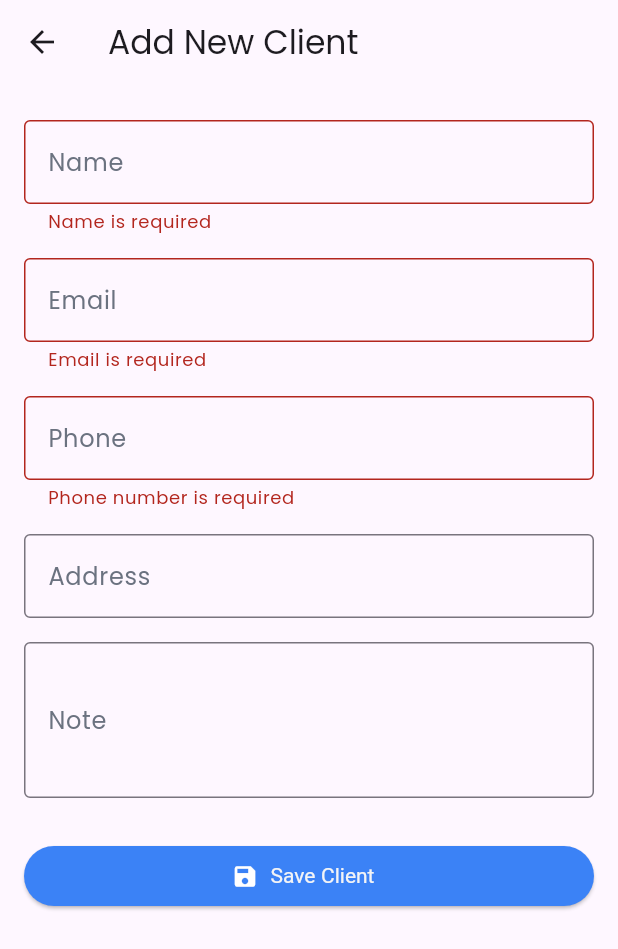
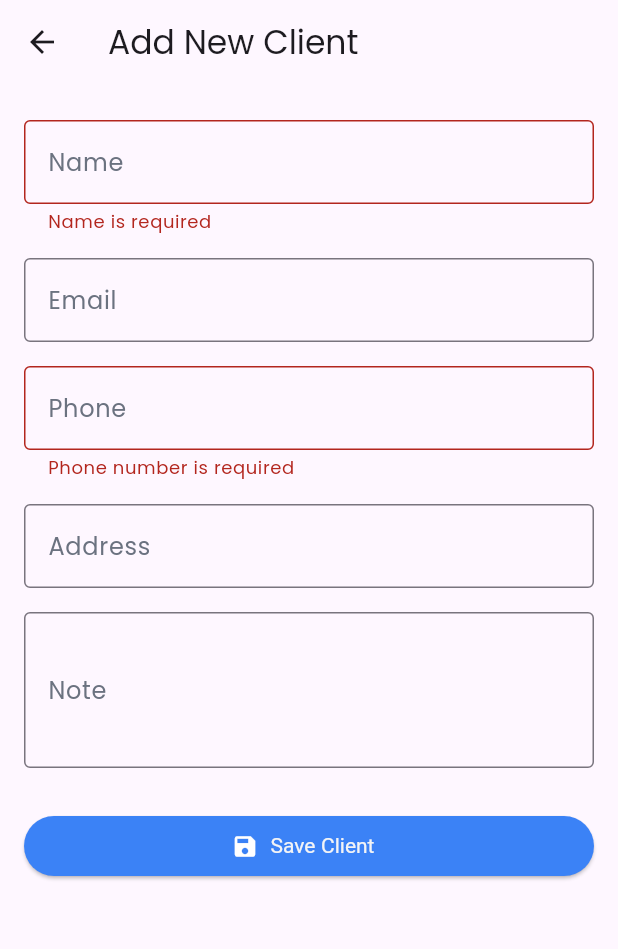
Before and after one commit to kavi17498/Billora_Invoice_App, a Flutter app: the AddClientScreen screen opened by its route, after a tap on "Save Client", on a phone screen of 412 x 824 dp. Shown: the top 949 px of the screen. Run offline on Flutter 3.47's test engine with Material 3 defaults, Android fonts, the light colour scheme and no system bars; our stand-ins replace fl_chart, google_fonts, image_picker, lottie, pdf, share_plus and 1 more; missing offline and left inert: flutter_pdfview; accounts and stored records are empty.

Commit message:
make email as not required

```diff
--- a/lib/screens/client/add_client.dart
+++ b/lib/screens/client/add_client.dart
@@ -136,14 +136,13 @@ class _AddClientScreenState extends State<AddClientScreen> {
         ),
         style: TextStyle(color: secondaryColor),
         validator: (value) {
-          if (value == null || value.isEmpty) {
-            return 'Email is required';
-          }
-          // Regex pattern for email validation
-          final emailRegex =
-              RegExp(r'^[a-zA-Z0-9._%+-]+@[a-zA-Z0-9.-]+\.[a-zA-Z]{2,}$');
-          if (!emailRegex.hasMatch(value)) {
-            return 'Enter a valid email address';
+          if (value != null && value.isNotEmpty) {
+            // Regex pattern for email validation
+            final emailRegex =
+                RegExp(r'^[a-zA-Z0-9._%+-]+@[a-zA-Z0-9.-]+\.[a-zA-Z]{2,}$');
+            if (!emailRegex.hasMatch(value)) {
+              return 'Enter a valid email address';
+            }
           }
           return null;
         },
--- a/pubspec.yaml
+++ b/pubspec.yaml
@@ -16,7 +16,7 @@ publish_to: 'none' # Remove this line if you wish to publish to pub.dev
 # https://developer.apple.com/library/archive/documentation/General/Reference/InfoPlistKeyReference/Articles/CoreFoundationKeys.html
 # In Windows, build-name is used as the major, minor, and patch parts
 # of the product and file versions while build-number is used as the build suffix.
-version: 1.0.0+2
+version: 1.0.0+3
 
 environment:
   sdk: ^3.6.0
```
